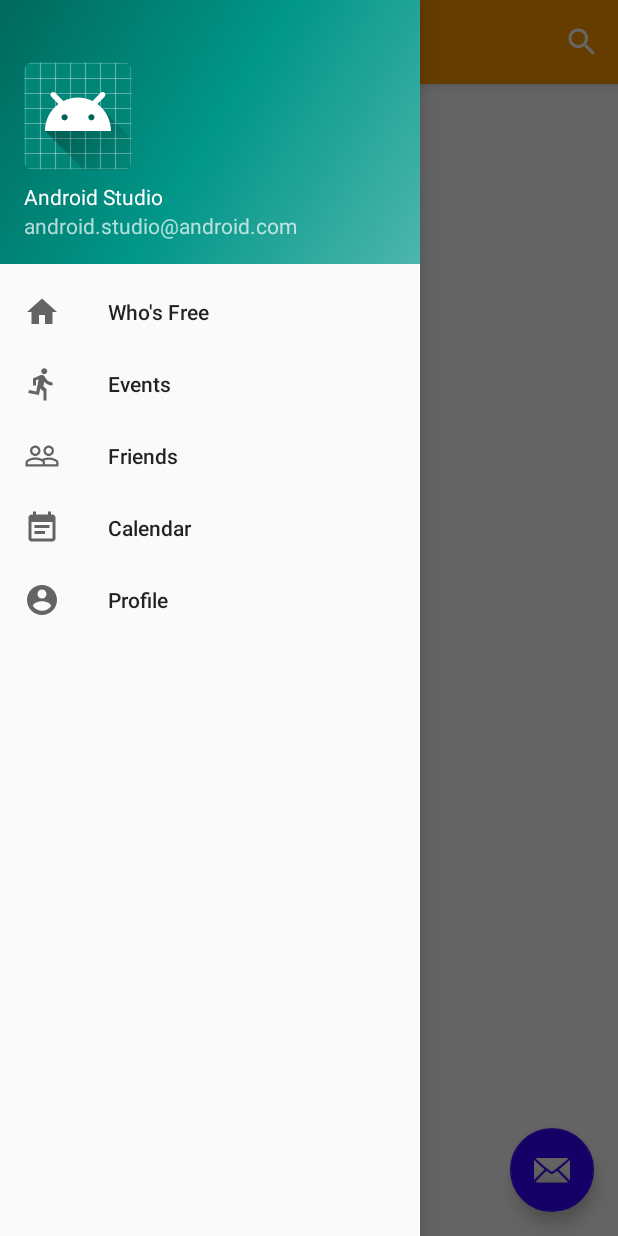
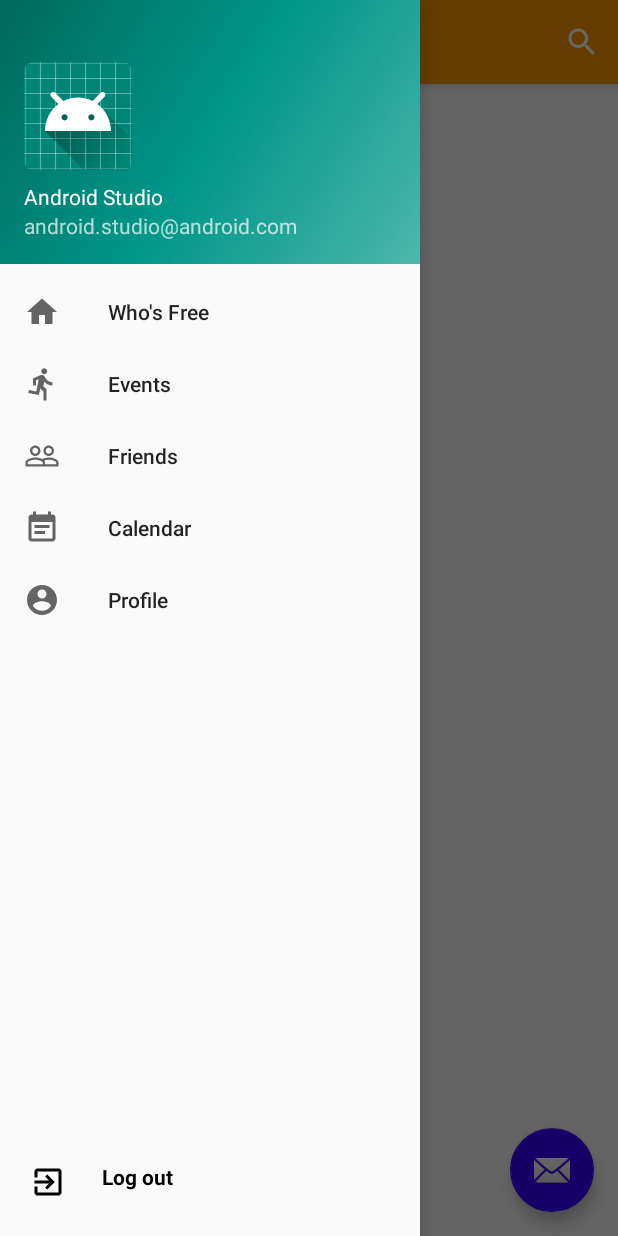
Before and after one commit to jhu-cs-uima-sp19/uFree, an Android app: the screen it shows after launch (MainActivity), with the side drawer open, on a phone screen of 412 x 824 dp. Run offline under Robolectric (Android 15) with nearby library versions, the phone set to English and light mode, and no system bars.

Commit message:
add log out menu in nav drawer

```diff
--- /dev/null
+++ b/app/src/main/res/drawable/ic_exit_to_app_black_24dp.xml
@@ -0,0 +1,9 @@
+<vector xmlns:android="http://schemas.android.com/apk/res/android"
+        android:width="24dp"
+        android:height="24dp"
+        android:viewportWidth="24.0"
+        android:viewportHeight="24.0">
+    <path
+        android:fillColor="#FF000000"
+        android:pathData="M10.09,15.59L11.5,17l5,-5 -5,-5 -1.41,1.41L12.67,11H3v2h9.67l-2.58,2.59zM19,3H5c-1.11,0 -2,0.9 -2,2v4h2V5h14v14H5v-4H3v4c0,1.1 0.89,2 2,2h14c1.1,0 2,-0.9 2,-2V5c0,-1.1 -0.9,-2 -2,-2z"/>
+</vector>
--- a/app/src/main/res/layout/activity_main.xml
+++ b/app/src/main/res/layout/activity_main.xml
@@ -20,6 +20,39 @@
         android:layout_gravity="start"
         android:fitsSystemWindows="true"
         app:headerLayout="@layout/nav_header_main"
-        app:menu="@menu/activity_main_drawer" />
+        app:menu="@menu/activity_main_drawer">
+
+        <android.support.constraint.ConstraintLayout
+            android:layout_width="match_parent"
+            android:layout_height="wrap_content"
+            android:layout_gravity="bottom"
+            android:orientation="vertical"
+            android:padding="16dp"
+            tools:layout_editor_absoluteY="666dp">
+
+            <TextView
+                android:id="@+id/logout_nav"
+                android:layout_width="175dp"
+                android:layout_height="25dp"
+                android:layout_marginStart="24dp"
+                android:layout_marginBottom="8dp"
+                android:text="Log out"
+                android:textAlignment="viewStart"
+                android:textColor="#000000"
+                android:textStyle="bold"
+                app:layout_constraintBottom_toBottomOf="parent"
+                app:layout_constraintStart_toEndOf="@+id/imageView2" />
+
+            <ImageView
+                android:id="@+id/imageView2"
+                android:layout_width="24dp"
+                android:layout_height="24dp"
+                android:layout_marginStart="4dp"
+                android:layout_marginBottom="8dp"
+                app:layout_constraintBottom_toBottomOf="parent"
+                app:layout_constraintStart_toStartOf="parent"
+                app:srcCompat="@drawable/ic_exit_to_app_black_24dp" />
+        </android.support.constraint.ConstraintLayout>
+    </android.support.design.widget.NavigationView>
 
 </android.support.v4.widget.DrawerLayout>
```
